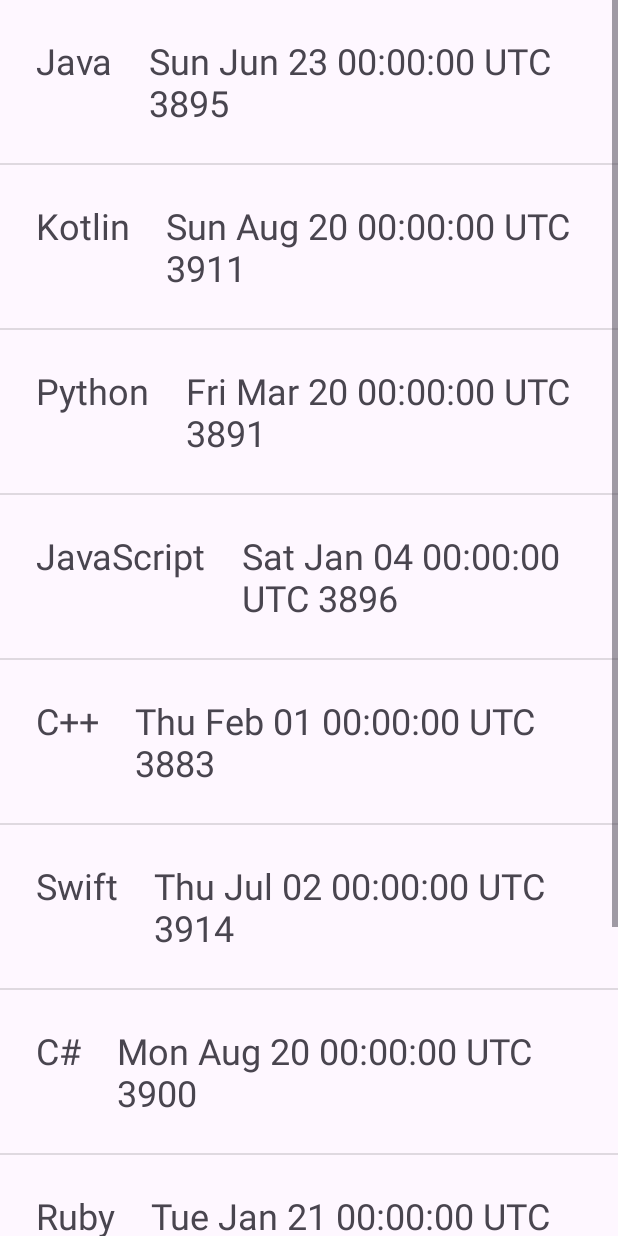
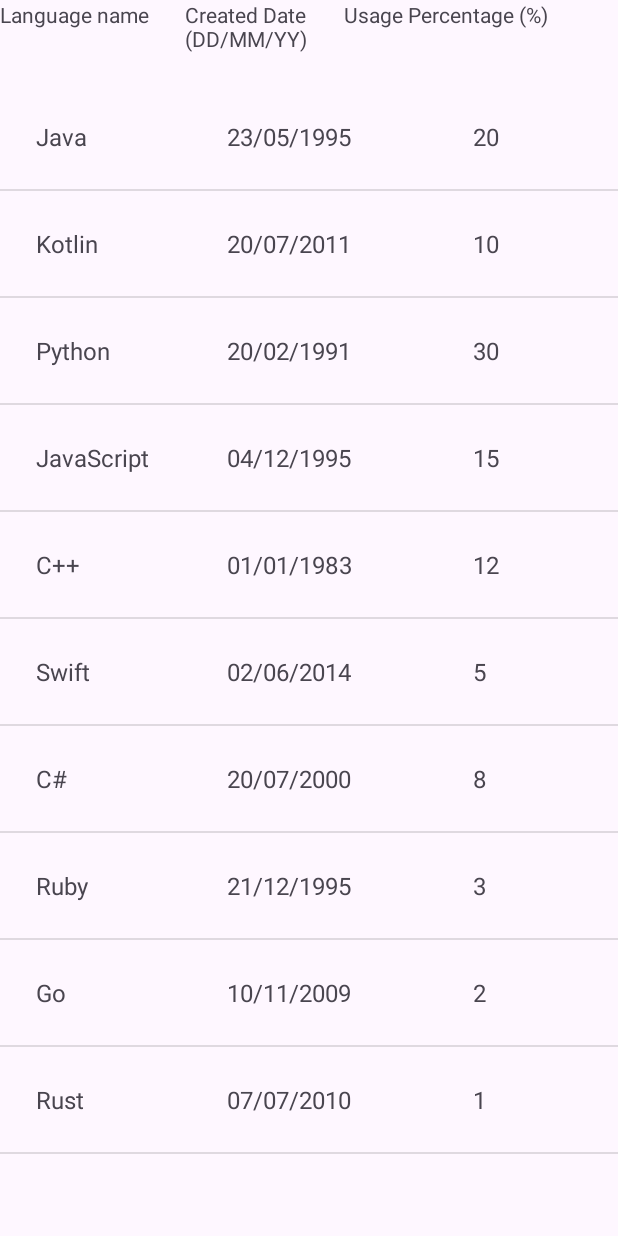
Before and after one commit to elton-kaqiu/programming-languages, an Android app: the fragment ProgrammingLanguagesFragment shown on its own in the app's theme, on a phone screen of 412 x 824 dp. Run offline under Robolectric (Android 15) with nearby library versions, the phone set to English and light mode, and no system bars.

Commit message:
last update

```diff
--- a/app/src/main/java/com/example/famousprogramminglanguageapp/MainActivity.kt
+++ b/app/src/main/java/com/example/famousprogramminglanguageapp/MainActivity.kt
@@ -2,10 +2,28 @@ package com.example.famousprogramminglanguageapp
 
 import androidx.appcompat.app.AppCompatActivity
 import android.os.Bundle
+import androidx.fragment.app.Fragment
+import com.example.famousprogramminglanguageapp.databinding.ActivityMainBinding
+import com.example.famousprogramminglanguageapp.fragments.ProgrammingLanguagesFragment
+import com.example.famousprogramminglanguageapp.fragments.LoginScreenFragment as LoginScreenFragment
 
 class MainActivity : AppCompatActivity() {
+    private lateinit var binding: ActivityMainBinding
     override fun onCreate(savedInstanceState: Bundle?) {
         super.onCreate(savedInstanceState)
-        setContentView(R.layout.activity_main)
+        binding = ActivityMainBinding.inflate(layoutInflater)
+        setContentView(binding.root)
+        val loginScreenFragment = LoginScreenFragment()
+        val programmingLanguagesFragment = ProgrammingLanguagesFragment()
+        setFragment(loginScreenFragment)
     }
+
+    private fun setFragment(fragment: Fragment) {
+        supportFragmentManager.beginTransaction().apply {
+            replace(R.id.fragmentContainer, fragment)
+            addToBackStack("")
+            commit()
+        }
+    }
+
 }
--- a/app/src/main/java/com/example/famousprogramminglanguageapp/adapters/ProgrammingLanguageAdapter.kt
+++ b/app/src/main/java/com/example/famousprogramminglanguageapp/adapters/ProgrammingLanguageAdapter.kt
@@ -30,7 +30,7 @@ class ProgrammingLanguageAdapter(
         val usagePercentage = rowView.findViewById<TextView>(R.id.usagePercentage)
 
         title.text = listOfLanguages[position].languageName
-        date.text = listOfLanguages[position].createdDate.toString()
+        date.text = listOfLanguages[position].createdDate
         usagePercentage.text = listOfLanguages[position].percentageUsage.toString()
         return rowView
     }
--- a/app/src/main/java/com/example/famousprogramminglanguageapp/fragments/LoginScreenFragment.kt
+++ b/app/src/main/java/com/example/famousprogramminglanguageapp/fragments/LoginScreenFragment.kt
@@ -66,7 +66,7 @@ class LoginScreenFragment : Fragment() {
         val user = list.find { (it.username == username) && (it.password == password) }
         if (user != null) {
             parentFragmentManager.beginTransaction().apply {
-                replace(R.id.fragmentContainer, LoginScreenFragment())
+                replace(R.id.fragmentContainer, ProgrammingLanguagesFragment())
                 addToBackStack("")
                 commit()
             }
--- a/app/src/main/java/com/example/famousprogramminglanguageapp/fragments/ProgrammingLanguagesFragment.kt
+++ b/app/src/main/java/com/example/famousprogramminglanguageapp/fragments/ProgrammingLanguagesFragment.kt
@@ -5,10 +5,12 @@ import androidx.fragment.app.Fragment
 import android.view.LayoutInflater
 import android.view.View
 import android.view.ViewGroup
+import android.widget.Toast
 import com.example.famousprogramminglanguageapp.R
 import com.example.famousprogramminglanguageapp.adapters.ProgrammingLanguageAdapter
 import com.example.famousprogramminglanguageapp.databinding.FragmentProgrammingLanguagesBinding
 import com.example.famousprogramminglanguageapp.models.ProgrammingLanguages
+import com.google.android.material.snackbar.Snackbar
 import java.util.Date
 
 class ProgrammingLanguagesFragment : Fragment() {
@@ -24,18 +26,29 @@ class ProgrammingLanguagesFragment : Fragment() {
     override fun onViewCreated(view: View, savedInstanceState: Bundle?) {
         super.onViewCreated(view, savedInstanceState)
         val list = listOf(
-            ProgrammingLanguages("Java", Date(1995, 5, 23), 20),
-            ProgrammingLanguages("Kotlin", Date(2011, 7, 20), 10),
-            ProgrammingLanguages("Python", Date(1991, 2, 20), 30),
-            ProgrammingLanguages("JavaScript", Date(1995, 12, 4), 15),
-            ProgrammingLanguages("C++", Date(1983, 1, 1), 12),
-            ProgrammingLanguages("Swift", Date(2014, 6, 2), 5),
-            ProgrammingLanguages("C#", Date(2000, 7, 20), 8),
-            ProgrammingLanguages("Ruby", Date(1995, 12, 21), 3),
-            ProgrammingLanguages("Go", Date(2009, 11, 10), 2),
-            ProgrammingLanguages("Rust", Date(2010, 7, 7), 1)
+            ProgrammingLanguages("Java", "23/05/1995", 20),
+            ProgrammingLanguages("Kotlin", "20/07/2011", 10),
+            ProgrammingLanguages("Python", "20/02/1991", 30),
+            ProgrammingLanguages("JavaScript", "04/12/1995", 15),
+            ProgrammingLanguages("C++", "01/01/1983", 12),
+            ProgrammingLanguages("Swift", "02/06/2014", 5),
+            ProgrammingLanguages("C#", "20/07/2000", 8),
+            ProgrammingLanguages("Ruby", "21/12/1995", 3),
+            ProgrammingLanguages("Go", "10/11/2009", 2),
+            ProgrammingLanguages("Rust", "07/07/2010", 1)
         )
+
         val progLangAdapter = ProgrammingLanguageAdapter(requireContext(), list)
         binding.programmingLanguagesList.adapter = progLangAdapter
+
+        binding.programmingLanguagesList.setOnItemClickListener { parent, view, position, id ->
+            val selectedProgramingLanguage =
+                progLangAdapter.getItem(position) as ProgrammingLanguages
+            Snackbar.make(
+                requireView(),
+                "Kjo gjuhe quhet: ${selectedProgramingLanguage.languageName} dhe daton prej: ${selectedProgramingLanguage.createdDate}",
+                Snackbar.LENGTH_SHORT
+            ).show()
+        }
     }
 }
--- a/app/src/main/java/com/example/famousprogramminglanguageapp/models/ProgrammingLanguages.kt
+++ b/app/src/main/java/com/example/famousprogramminglanguageapp/models/ProgrammingLanguages.kt
@@ -4,6 +4,6 @@ import java.util.Date
 
 data class ProgrammingLanguages(
     val languageName: String,
-    val createdDate: Date,
+    val createdDate: String,
     val percentageUsage: Int
 )
--- a/app/src/main/res/layout/fragment_programming_languages.xml
+++ b/app/src/main/res/layout/fragment_programming_languages.xml
@@ -1,15 +1,37 @@
 <?xml version="1.0" encoding="utf-8"?>
-<LinearLayout xmlns:android="http://schemas.android.com/apk/res/android"
+<RelativeLayout xmlns:android="http://schemas.android.com/apk/res/android"
     xmlns:tools="http://schemas.android.com/tools"
     android:layout_width="match_parent"
     android:layout_height="match_parent"
     android:orientation="vertical"
     tools:context=".fragments.ProgrammingLanguagesFragment">
 
+    <TextView
+        android:id="@+id/languageName"
+        android:layout_width="wrap_content"
+        android:layout_height="wrap_content"
+        android:layout_marginEnd="24sp"
+        android:text="Language name" />
+
+    <TextView
+        android:id="@+id/dateCreated"
+        android:layout_width="wrap_content"
+        android:layout_height="wrap_content"
+        android:layout_marginEnd="24sp"
+        android:layout_toEndOf="@+id/languageName"
+        android:text="Created Date\n(DD/MM/YY)" />
+
+    <TextView
+        android:id="@+id/percent"
+        android:layout_width="wrap_content"
+        android:layout_height="wrap_content"
+        android:layout_toEndOf="@+id/dateCreated"
+        android:text="Usage Percentage (%)" />
 
     <ListView
         android:id="@+id/programmingLanguagesList"
         android:layout_width="match_parent"
-        android:layout_height="match_parent" />
+        android:layout_height="match_parent"
+        android:layout_marginTop="56dp" />
 
-</LinearLayout>
+</RelativeLayout>
--- a/app/src/main/res/layout/programming_language_detail.xml
+++ b/app/src/main/res/layout/programming_language_detail.xml
@@ -1,8 +1,24 @@
 <?xml version="1.0" encoding="utf-8"?>
-<RelativeLayout xmlns:android="http://schemas.android.com/apk/res/android"
+<androidx.constraintlayout.widget.ConstraintLayout xmlns:android="http://schemas.android.com/apk/res/android"
+    xmlns:app="http://schemas.android.com/apk/res-auto"
     android:layout_width="match_parent"
     android:layout_height="match_parent"
-    android:padding="24dp">
+    android:padding="24dp"
+    >
+
+    <androidx.constraintlayout.widget.Guideline
+        android:id="@+id/guidelineDate"
+        android:layout_width="wrap_content"
+        android:layout_height="wrap_content"
+        android:orientation="vertical"
+        app:layout_constraintGuide_percent="0.35" />
+
+    <androidx.constraintlayout.widget.Guideline
+        android:id="@+id/guidelinePercentage"
+        android:layout_width="wrap_content"
+        android:layout_height="wrap_content"
+        android:orientation="vertical"
+        app:layout_constraintGuide_percent="0.8" />
 
 
         <TextView
@@ -10,24 +26,28 @@
             android:layout_width="wrap_content"
             android:layout_height="wrap_content"
             android:text="@string/title"
-        android:textSize="24sp" />
+            android:textSize="16sp"
+            app:layout_constraintStart_toStartOf="parent"
+            app:layout_constraintTop_toTopOf="parent"
+            />
 
         <TextView
             android:id="@+id/date"
             android:layout_width="wrap_content"
             android:layout_height="wrap_content"
-        android:layout_marginStart="24dp"
-        android:layout_toEndOf="@+id/title"
             android:text="@string/created_date"
-        android:textSize="24sp" />
+            android:textSize="16sp"
+            app:layout_constraintStart_toEndOf="@id/guidelineDate"
+            app:layout_constraintTop_toTopOf="parent"
+            />
 
         <TextView
             android:id="@+id/usagePercentage"
             android:layout_width="wrap_content"
             android:layout_height="wrap_content"
-        android:layout_marginStart="24dp"
-        android:layout_toEndOf="@+id/date"
+            app:layout_constraintStart_toEndOf="@id/guidelinePercentage"
+            app:layout_constraintTop_toTopOf="parent"
             android:text="percentage"
-        android:textSize="24sp" />
+            android:textSize="16sp" />
 
-</RelativeLayout>
+</androidx.constraintlayout.widget.ConstraintLayout>
```
Lines whose indentation alone changed are shown as unchanged.
